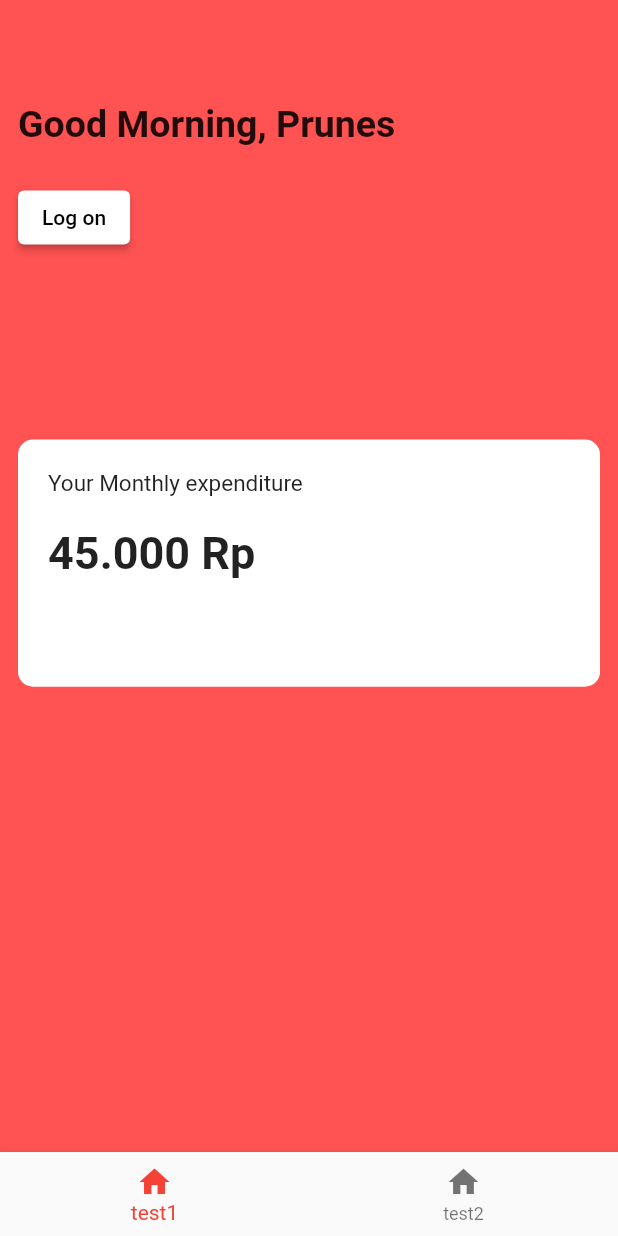
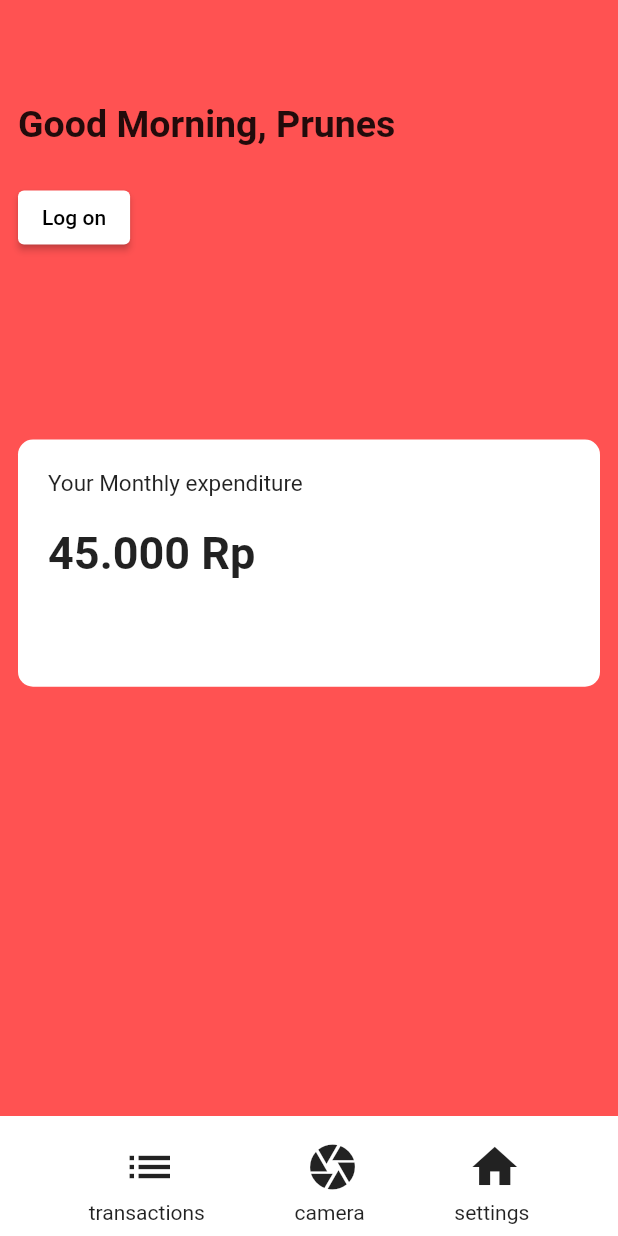
Before and after one commit to PrunesLand/finance-tracker, a Flutter app: the screen it shows after launch, on a phone screen of 412 x 824 dp. Run offline on Flutter 3.47's test engine with Material 2 defaults, Android fonts, the phone set to English and light mode, and no system bars; our stand-ins replace fluro.

Commit message:
created custom bottom navigation

```diff
--- a/lib/modules/dashboard/index.dart
+++ b/lib/modules/dashboard/index.dart
@@ -1 +1 @@
-export 'my_home_screen.dart';
+export 'presentation/index.dart';
--- a/lib/modules/dashboard/my_home_screen.dart
+++ /dev/null
@@ -1,83 +0,0 @@
-import 'dart:developer';
-
-import 'package:flutter/material.dart';
-
-class MyHomeScreen extends StatelessWidget {
-  const MyHomeScreen({Key? key}) : super(key: key);
-
-  @override
-  Widget build(BuildContext context) {
-    String name = 'Prunes';
-    String dateRange = 'Monthly';
-    int expenditureValue = 45;
-    List<BottomNavigationBarItem> items = [
-      const BottomNavigationBarItem(label: 'test1', icon: Icon(Icons.home)),
-      const BottomNavigationBarItem(label: 'test2', icon: Icon(Icons.home)),
-    ];
-
-    return Scaffold(
-        bottomNavigationBar: BottomNavigationBar(items: items),
-        backgroundColor: Colors.redAccent,
-        appBar: AppBar(
-          backgroundColor: Colors.transparent,
-          elevation: 0,
-        ),
-        body: Column(
-          crossAxisAlignment: CrossAxisAlignment.start,
-          children: [
-            Padding(
-              padding: const EdgeInsets.all(12.0),
-              child: Text(
-                'Good Morning, $name',
-                style: const TextStyle(
-                    fontSize: 25.0, fontWeight: FontWeight.bold),
-              ),
-            ),
-            Padding(
-              padding: const EdgeInsets.all(12.0),
-              child: ElevatedButton(
-                  style: ButtonStyle(
-                    backgroundColor:
-                        MaterialStateProperty.all<Color>(Colors.white),
-                    foregroundColor:
-                        MaterialStateProperty.all<Color>(Colors.black),
-                  ),
-                  onPressed: () {
-                    log('This is a button press');
-                  },
-                  child: const Text('Log on')),
-            ),
-            const SizedBox(height: 100.0),
-            Padding(
-              padding: const EdgeInsets.all(12.0),
-              child: Container(
-                  width: MediaQuery.of(context).size.width,
-                  height: MediaQuery.of(context).size.height / 5,
-                  decoration: const BoxDecoration(
-                      color: Colors.white,
-                      borderRadius: BorderRadius.all(Radius.circular(10))),
-                  child: Column(
-                    crossAxisAlignment: CrossAxisAlignment.start,
-                    children: [
-                      Padding(
-                        padding: const EdgeInsets.all(20.0),
-                        child: Text(
-                          'Your $dateRange expenditure',
-                          style: const TextStyle(fontSize: 15.0),
-                        ),
-                      ),
-                      Padding(
-                        padding: const EdgeInsets.symmetric(horizontal: 20.0),
-                        child: Text(
-                          '$expenditureValue.000 Rp',
-                          style: const TextStyle(
-                              fontSize: 30.0, fontWeight: FontWeight.bold),
-                        ),
-                      )
-                    ],
-                  )),
-            )
-          ],
-        ));
-  }
-}
--- /dev/null
+++ b/lib/modules/dashboard/presentation/index.dart
@@ -0,0 +1 @@
+export 'my_home_screen.dart';
--- /dev/null
+++ b/lib/modules/dashboard/presentation/my_home_screen.dart
@@ -0,0 +1,147 @@
+import 'dart:developer';
+
+import 'package:flutter/material.dart';
+
+class MyHomeScreen extends StatelessWidget {
+  const MyHomeScreen({Key? key}) : super(key: key);
+
+  Widget navBottom() {
+    return Material(
+      color: Colors.white,
+      child: Padding(
+        padding: const EdgeInsets.symmetric(vertical: 8.0),
+        child: Row(
+          mainAxisAlignment: MainAxisAlignment.spaceEvenly,
+          children: [
+            Column(
+              mainAxisAlignment: MainAxisAlignment.center,
+              crossAxisAlignment: CrossAxisAlignment.center,
+              children: [
+                IconButton(
+                    onPressed: () {},
+                    icon: const Icon(
+                      Icons.list,
+                      size: 36.0,
+                    )),
+                const Text(
+                  'transactions',
+                  textAlign: TextAlign.center,
+                )
+              ],
+            ),
+            Column(
+              mainAxisAlignment: MainAxisAlignment.center,
+              crossAxisAlignment: CrossAxisAlignment.center,
+              children: [
+                IconButton(
+                    onPressed: () {},
+                    icon: const Icon(
+                      Icons.camera,
+                      size: 36.0,
+                    )),
+                const Text(
+                  'camera',
+                  textAlign: TextAlign.center,
+                )
+              ],
+            ),
+            Column(
+              mainAxisAlignment: MainAxisAlignment.center,
+              crossAxisAlignment: CrossAxisAlignment.center,
+              children: [
+                IconButton(
+                    onPressed: () {},
+                    icon: const Icon(
+                      Icons.home,
+                      size: 36.0,
+                    )),
+                const Text(
+                  'settings',
+                  textAlign: TextAlign.center,
+                )
+              ],
+            ),
+          ],
+        ),
+      ),
+    );
+  }
+
+  @override
+  Widget build(BuildContext context) {
+    String name = 'Prunes';
+    String dateRange = 'Monthly';
+    int expenditureValue = 45;
+
+    return Scaffold(
+        backgroundColor: Colors.redAccent,
+        appBar: AppBar(
+          backgroundColor: Colors.transparent,
+          elevation: 0,
+        ),
+        body: Column(
+          mainAxisAlignment: MainAxisAlignment.spaceBetween,
+          children: [
+            Column(
+              crossAxisAlignment: CrossAxisAlignment.start,
+              children: [
+                Padding(
+                  padding: const EdgeInsets.all(12.0),
+                  child: Text(
+                    'Good Morning, $name',
+                    style: const TextStyle(
+                        fontSize: 25.0, fontWeight: FontWeight.bold),
+                  ),
+                ),
+                Padding(
+                  padding: const EdgeInsets.all(12.0),
+                  child: ElevatedButton(
+                      style: ButtonStyle(
+                        backgroundColor:
+                            MaterialStateProperty.all<Color>(Colors.white),
+                        foregroundColor:
+                            MaterialStateProperty.all<Color>(Colors.black),
+                      ),
+                      onPressed: () {
+                        log('This is a button press');
+                      },
+                      child: const Text('Log on')),
+                ),
+                const SizedBox(height: 100.0),
+                Padding(
+                  padding: const EdgeInsets.all(12.0),
+                  child: Container(
+                      width: MediaQuery.of(context).size.width,
+                      height: MediaQuery.of(context).size.height / 5,
+                      decoration: const BoxDecoration(
+                          color: Colors.white,
+                          borderRadius: BorderRadius.all(Radius.circular(10))),
+                      child: Column(
+                        crossAxisAlignment: CrossAxisAlignment.start,
+                        children: [
+                          Padding(
+                            padding: const EdgeInsets.all(20.0),
+                            child: Text(
+                              'Your $dateRange expenditure',
+                              style: const TextStyle(fontSize: 15.0),
+                            ),
+                          ),
+                          Padding(
+                            padding:
+                                const EdgeInsets.symmetric(horizontal: 20.0),
+                            child: Text(
+                              '$expenditureValue.000 Rp',
+                              style: const TextStyle(
+                                  fontSize: 30.0, fontWeight: FontWeight.bold),
+                            ),
+                          )
+                        ],
+                      )),
+                )
+              ],
+            ),
+            navBottom()
+          ],
+        ));
+  }
+}
--- a/lib/routing/route_handlers.dart
+++ b/lib/routing/route_handlers.dart
@@ -1,5 +1,5 @@
 
-import 'package:finance_tracker/modules/dashboard/my_home_screen.dart';
+import 'package:finance_tracker/modules/dashboard/presentation/my_home_screen.dart';
 import 'package:fluro/fluro.dart';
 import 'package:flutter/material.dart';
 
```
Also changed, not shown: lib/modules/camera/application/camera_bloc.dart (added), lib/modules/camera/application/camera_event.dart (added), lib/modules/camera/application/camera_state.dart (added).
